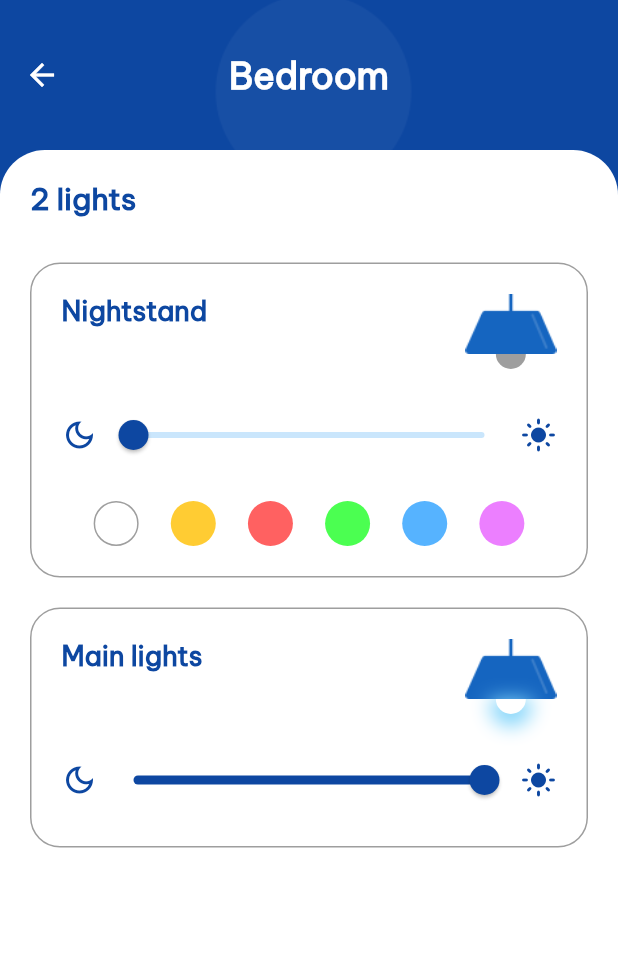
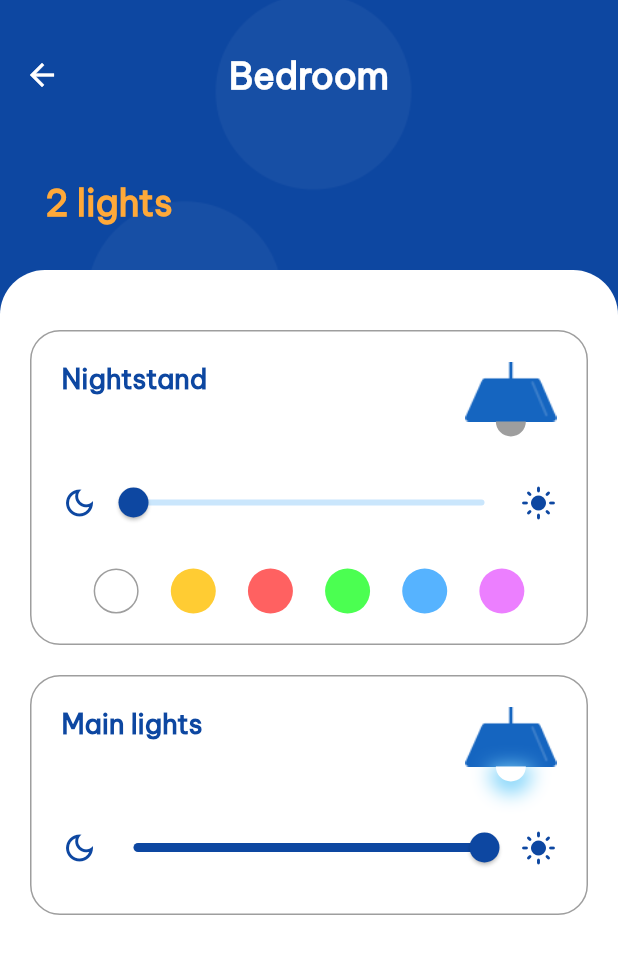
Before and after one commit to Mayank-9018/SmartHome, a Flutter app: the screen it shows after launch, after a tap on "Bedroom", on a phone screen of 412 x 824 dp. Shown: the top 954 px of the screen. Run offline on Flutter 3.47's test engine with Material 2 defaults, Android fonts, the phone set to English and light mode, and no system bars.

Commit message:
Move nLights text from body to header on RoomControl

```diff
--- a/lib/screens/room_control.dart
+++ b/lib/screens/room_control.dart
@@ -19,7 +19,10 @@ class RoomControlHeader extends StatelessWidget {
         backBtnPressed(context);
         return false;
       },
-      child: AppBar(
+      child: Column(
+        crossAxisAlignment: CrossAxisAlignment.start,
+        children: [
+          AppBar(
             leading: BackButton(
               color: Colors.white,
               onPressed: () => backBtnPressed(context),
@@ -29,6 +32,17 @@ class RoomControlHeader extends StatelessWidget {
               style: appBarRoomNameStyle,
             ),
             toolbarHeight: 100,
+          ),
+          Padding(
+            padding: const EdgeInsets.fromLTRB(30, 20, 20, 30),
+            child: Text(
+              '${room.lights} ${room.lights == 1 ? "light" : "lights"}',
+              style: nLightsStyle.copyWith(
+                fontSize: 24,
+              ),
+            ),
+          ),
+        ],
       ),
     );
   }
@@ -45,27 +59,11 @@ class RoomControlBody extends StatelessWidget {
 
   @override
   Widget build(BuildContext context) {
-    return Column(
-      crossAxisAlignment: CrossAxisAlignment.start,
-      children: [
-        Padding(
-          padding: const EdgeInsets.fromLTRB(20, 20, 20, 10),
-          child: Text(
-            '${room.lights} ${room.lights == 1 ? "light" : "lights"}',
-            style: allRoomStyle.copyWith(
-              color: darkTheme ? lightBlue : darkBlue,
-            ),
-          ),
-        ),
-        Expanded(
-          child: ListView.separated(
+    return ListView.separated(
       itemCount: room.lightsData.length,
-            padding: const EdgeInsets.all(20),
+      padding: const EdgeInsets.symmetric(horizontal: 20, vertical: 40),
       itemBuilder: (cont, ind) => LightCard(room.lightsData[ind]),
       separatorBuilder: (con, ind) => const SizedBox(height: 20),
-          ),
-        ),
-      ],
     );
   }
 }
```
Lines whose indentation alone changed are shown as unchanged.
